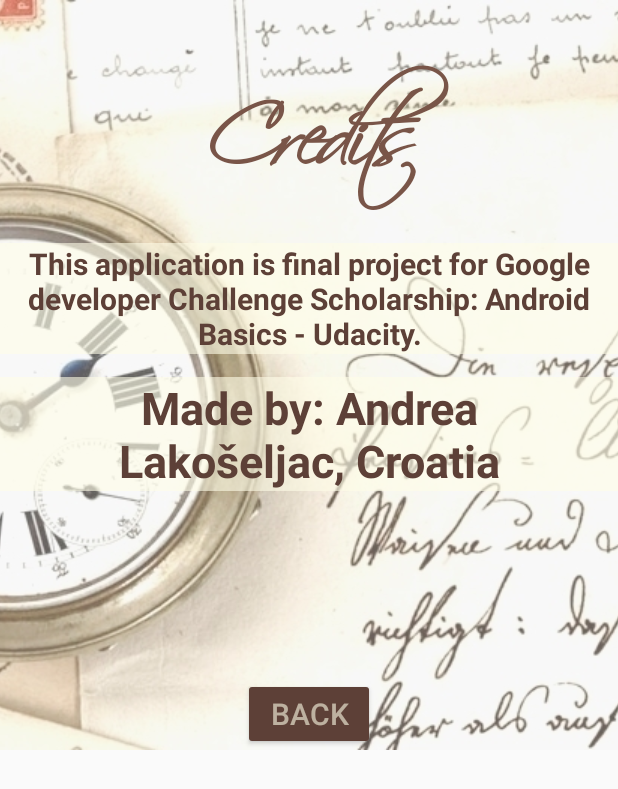
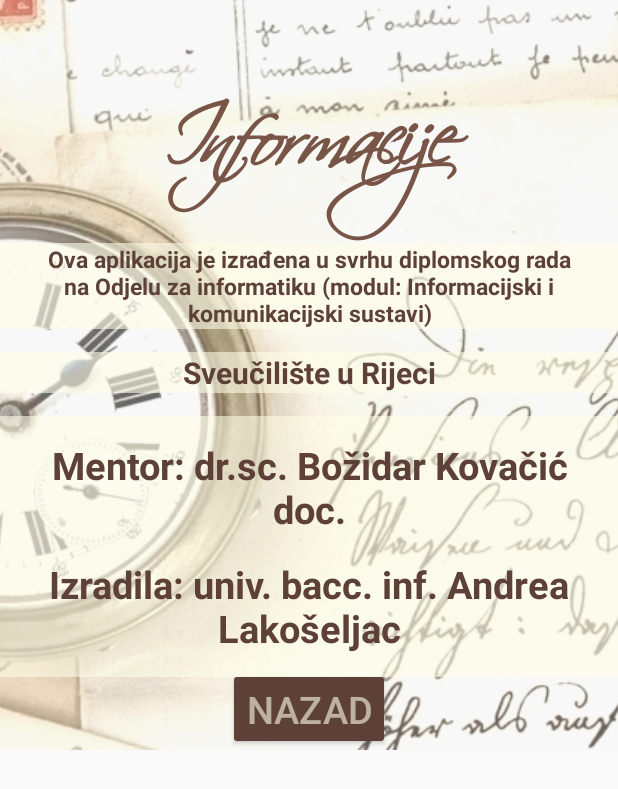
Before and after one commit to AndreaLakoseljac/Quiz, an Android app: the layout credits_layout.xml on its own in the app's theme, with its tools: preview values and no code run, on a phone screen of 412 x 824 dp. Shown: the top 789 px of the screen. Run offline under Robolectric (Android 15) with nearby library versions, the phone set to English and light mode, and no system bars.

Commit message:
credits layout uredjen

```diff
--- a/app/src/main/java/com/example/android/quiz/MainActivity.java
+++ b/app/src/main/java/com/example/android/quiz/MainActivity.java
@@ -259,9 +259,21 @@ public class MainActivity extends AppCompatActivity {
         startActivity(intent);
     }
 
-    public void openWebPage(View view) {
+    public void openWebPage1(View view) {
         Intent intent = new Intent(Intent.ACTION_VIEW);
-        intent.setData(Uri.parse(getString(R.string.scholarship_we_page)));
+        intent.setData(Uri.parse(getString(R.string.college_web_page)));
+        startActivity(intent);
+    }
+
+    public void openWebPage2(View view) {
+        Intent intent = new Intent(Intent.ACTION_VIEW);
+        intent.setData(Uri.parse(getString(R.string.university_web_page)));
+        startActivity(intent);
+    }
+
+    public void openWebPage3(View view) {
+        Intent intent = new Intent(Intent.ACTION_VIEW);
+        intent.setData(Uri.parse(getString(R.string.mentor_web_page)));
         startActivity(intent);
     }
 }
--- a/app/src/main/res/layout/credits_layout.xml
+++ b/app/src/main/res/layout/credits_layout.xml
@@ -18,7 +18,7 @@
                 android:layout_height="match_parent"
                 android:fontFamily="@font/handwriting"
                 android:gravity="center"
-                android:text="Credits"
+                android:text="@string/info_headline"
                 android:textColor="@color/colorPrimary"
                 android:textSize="@dimen/headline_first_part_text_size"
                 android:textStyle="bold" />
@@ -26,15 +26,43 @@
             <TextView
                 android:layout_width="match_parent"
                 android:layout_height="match_parent"
-                android:layout_marginBottom="@dimen/question_margin_bottom"
+                android:layout_marginBottom="@dimen/credits_margin"
                 android:background="@color/background_color"
                 android:gravity="center"
-                android:onClick="openWebPage"
-                android:paddingLeft="@dimen/question_padding"
-                android:paddingRight="@dimen/question_padding"
+                android:onClick="openWebPage1"
+                android:paddingLeft="@dimen/credits_padding"
+                android:paddingRight="@dimen/credits_padding"
                 android:text="@string/purpose"
                 android:textColor="@color/colorPrimaryDark"
-                android:textSize="@dimen/question_text_size"
+                android:textSize="@dimen/credits_text_size"
+                android:textStyle="bold" />
+
+            <TextView
+                android:layout_width="match_parent"
+                android:layout_height="match_parent"
+                android:layout_marginBottom="@dimen/credits_margin"
+                android:background="@color/background_color"
+                android:gravity="center"
+                android:onClick="openWebPage2"
+                android:paddingLeft="@dimen/credits_padding"
+                android:paddingRight="@dimen/credits_padding"
+                android:text="@string/university"
+                android:textColor="@color/colorPrimaryDark"
+                android:textSize="@dimen/credits_university_text_size"
+                android:textStyle="bold" />
+
+            <TextView
+                android:layout_width="match_parent"
+                android:layout_height="wrap_content"
+                android:background="@color/background_color"
+                android:gravity="center"
+                android:onClick="openWebPage3"
+                android:paddingLeft="@dimen/credits_padding"
+                android:paddingRight="@dimen/credits_padding"
+                android:paddingTop="@dimen/credits_padding"
+                android:text="@string/mentor"
+                android:textColor="@color/colorPrimaryDark"
+                android:textSize="@dimen/credits_name_text_size"
                 android:textStyle="bold" />
 
             <TextView
@@ -43,11 +71,10 @@
                 android:background="@color/background_color"
                 android:gravity="center"
                 android:onClick="sendEmail"
-                android:paddingLeft="@dimen/question_padding"
-                android:paddingRight="@dimen/question_padding"
+                android:padding="@dimen/credits_padding"
                 android:text="@string/credits"
                 android:textColor="@color/colorPrimaryDark"
-                android:textSize="@dimen/credits_text_size_name"
+                android:textSize="@dimen/credits_name_text_size"
                 android:textStyle="bold" />
         </LinearLayout>
 
@@ -57,6 +84,6 @@
             android:layout_alignParentBottom="true"
             android:layout_centerHorizontal="true"
             android:onClick="goToMain"
-            android:text="Back" />
+            android:text="@string/back_button" />
     </RelativeLayout>
 </ScrollView>
--- a/app/src/main/res/values/dimens.xml
+++ b/app/src/main/res/values/dimens.xml
@@ -9,8 +9,15 @@
     <dimen name="headline_second_part_text_size">50sp</dimen>
     <dimen name="headline_button_text_size">25sp</dimen>
 
-    <dimen name="button_text_size">20dp</dimen>
+    <dimen name="credits_text_size">15sp</dimen>
+    <dimen name="credits_university_text_size">20sp</dimen>
+    <dimen name="credits_name_text_size">25sp</dimen>
+    <dimen name="credits_margin">15dp</dimen>
+    <dimen name="credits_padding">15dp</dimen>
+
+    <dimen name="button_text_size">25dp</dimen>
     <dimen name="button_margin_bottom">20dp</dimen>
+
 
 
     <dimen name="answer_text_size">20sp</dimen>
@@ -20,7 +27,7 @@
     <dimen name="question_padding">15dp</dimen>
     <dimen name="question_margin_bottom">15dp</dimen>
     <dimen name="question_text_size">20sp</dimen>
-    <dimen name="credits_text_size_name">30sp</dimen>
+
     <dimen name="linear_layout_padding_bottom">20dp</dimen>
     <dimen name="radiogroup_padding_bottom">30dp</dimen>
     <dimen name="radiogroup_padding_top">15dp</dimen>
--- a/app/src/main/res/values/strings.xml
+++ b/app/src/main/res/values/strings.xml
@@ -6,13 +6,19 @@
     <string name="headline_second_part">Kviz</string>
     <string name="start_button">Igraj</string>
     <string name="results_button">Rezultati</string>
-    <string name="about_button">Informacije</string>
+    <string name="about_button">Info</string>
     <string name="exit_button">Izlaz</string>
+    <string name="back_button">Nazad</string>
 
-
-
-    <string name="purpose">This application is final project for Google developer Challenge Scholarship: Android Basics - Udacity.</string>
-    <string name="credits">Made by: Andrea Lakošeljac, Croatia</string>
+    <string name="info_headline">Informacije</string>
+    <string name="purpose">Ova aplikacija je izrađena u svrhu diplomskog rada na Odjelu za informatiku (modul: Informacijski i komunikacijski sustavi)</string>
+    <string name="college_web_page">http://www.inf.uniri.hr/hr/</string>
+    <string name="university">Sveučilište u Rijeci</string>
+    <string name="university_web_page">https://www.uniri.hr/</string>
+    <string name="mentor">Mentor: dr.sc. Božidar Kovačić doc.</string>
+    <string name="mentor_web_page">http://portal.uniri.hr/Portfelj/1506</string>
+    <string name="credits">Izradila: univ. bacc. inf. Andrea Lakošeljac</string>
+    <string name="email_address">mailto:andrea.lakoseljac1@gamil.com</string>
 
     <string name="score_textview">Score:</string>
     <string name="submit_answer">Submit</string>
@@ -73,8 +79,6 @@
     <string name="continue_button">Continue</string>
     <string name="question">Question</string>
     <string name="score_on_screen">/</string>
-    <string name="scholarship_we_page">https://www.udacity.com/grow-with-google</string>
-    <string name="email_address">mailto:andrea.lakoseljac1@gamil.com</string>
     <string name="intent_type_email">text/plain</string>
     <string name="positive_toast">Awesome! Your answer is correct!</string>
     <string name="negative_toast">Too bad! Your answer is incorrect!</string>
```
